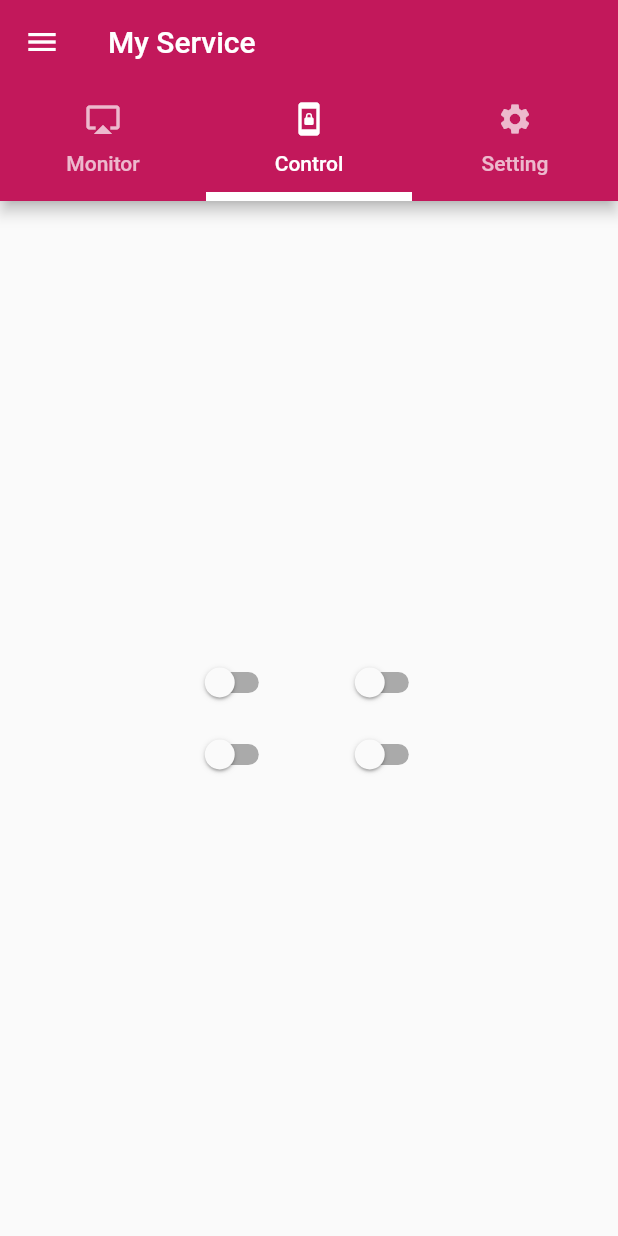
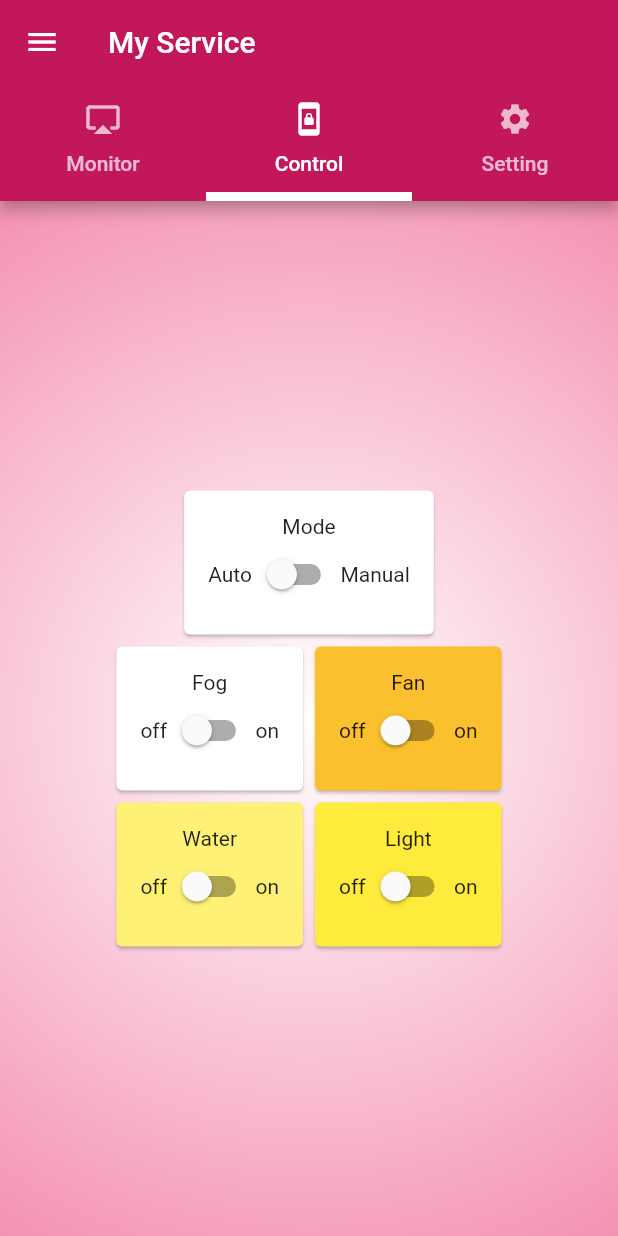
Before and after one commit to SupawadeeMakon/PiwMushRoom, a Flutter app: the MyService screen opened directly, tab 2 chosen, on a phone screen of 412 x 824 dp. Run offline on Flutter 3.47's test engine with Material 2 defaults, Android fonts, the light colour scheme and no system bars; our stand-ins replace firebase_auth; accounts and stored records are empty.

Commit message:
Design UI control Success

```diff
--- a/lib/widget/control.dart
+++ b/lib/widget/control.dart
@@ -7,18 +7,160 @@
 
 class _ControlState extends State<Control> {
   //Field
-  bool modeBool = false;
+  bool modeBool = false,
+      fogBool = false,
+      fanBool = false,
+      waterBool = false,
+      lightBool = false;
 
   //Method
 
   Widget switchMode() {
     return Container(
-      width: 100.0,
-      child: Switch(
+      child: Card(
+        //ใส่กรอบให้switch
+        child: Container(
+          padding: EdgeInsets.all(16.0),
+          child: Column(
+            //เรียงตัวจากบนลงล่าง
+            children: <Widget>[
+              Text('Mode'),
+              Row(
+                //เรียงตัวซ้ายไปขวา
+                children: <Widget>[
+                  Text('Auto'),
+                  Switch(
                     value: modeBool,
                     onChanged: (bool value) {
                       changeBool(value);
                     },
+                  ),
+                  Text('Manual')
+                ],
+              ),
+            ],
+          ),
+        ),
+      ),
+    );
+  }
+
+  Widget switchFog() {
+    return Container(
+      child: Card(
+        //ใส่กรอบให้switch
+        child: Container(
+          padding: EdgeInsets.all(16.0),
+          child: Column(
+            //เรียงตัวจากบนลงล่าง
+            children: <Widget>[
+              Text('Fog'),
+              Row(
+                //เรียงตัวซ้ายไปขวา
+                children: <Widget>[
+                  Text('off'),
+                  Switch(
+                    value: modeBool,
+                    onChanged: (bool value) {
+                      changeBool(value);
+                    },
+                  ),
+                  Text('on')
+                ],
+              ),
+            ],
+          ),
+        ),
+      ),
+    );
+  }
+
+  Widget switchFan() {
+    return Container(
+      child: Card(color: Colors.yellow.shade700,
+        //ใส่กรอบให้switch
+        child: Container(
+          padding: EdgeInsets.all(16.0),
+          child: Column(
+            //เรียงตัวจากบนลงล่าง
+            children: <Widget>[
+              Text('Fan'),
+              Row(
+                //เรียงตัวซ้ายไปขวา
+                children: <Widget>[
+                  Text('off'),
+                  Switch(
+                    value: modeBool,
+                    onChanged: (bool value) {
+                      changeBool(value);
+                    },
+                  ),
+                  Text('on')
+                ],
+              ),
+            ],
+          ),
+        ),
+      ),
+    );
+  }
+
+  Widget switchWater() {
+    return Container(
+      child: Card(color: Colors.yellow.shade300,
+        //ใส่กรอบให้switch
+        child: Container(
+          padding: EdgeInsets.all(16.0),
+          child: Column(
+            //เรียงตัวจากบนลงล่าง
+            children: <Widget>[
+              Text('Water'),
+              Row(
+                //เรียงตัวซ้ายไปขวา
+                children: <Widget>[
+                  Text('off'),
+                  Switch(
+                    value: modeBool,
+                    onChanged: (bool value) {
+                      changeBool(value);
+                    },
+                  ),
+                  Text('on')
+                ],
+              ),
+            ],
+          ),
+        ),
+      ),
+    );
+  }
+
+  Widget switchLight() {
+    return Container(
+      child: Card(color: Colors.yellow,
+        //ใส่กรอบให้switch
+        child: Container(
+          padding: EdgeInsets.all(16.0),
+          child: Column(
+            //เรียงตัวจากบนลงล่าง
+            children: <Widget>[
+              Text('Light'),
+              Row(
+                //เรียงตัวซ้ายไปขวา
+                children: <Widget>[
+                  Text('off'),
+                  Switch(
+                    value: modeBool,
+                    onChanged: (bool value) {
+                      changeBool(value);
+                    },
+                  ),
+                  Text('on')
+                ],
+              ),
+            ],
+          ),
+        ),
       ),
     );
   }
@@ -30,26 +172,41 @@
     });
   }
 
+  Widget modeRow() {
+    return Row(
+      mainAxisAlignment: MainAxisAlignment.center,
+      mainAxisSize: MainAxisSize.max,
+      children: <Widget>[switchMode()],
+    );
+  }
+
   Widget topRow() {
     return Row(
       mainAxisSize: MainAxisSize.min,
-      children: <Widget>[switchMode(), switchMode()],
+      children: <Widget>[switchFog(), switchFan()],
     );
   }
 
   Widget bottonRow() {
     return Row(
       mainAxisSize: MainAxisSize.min,
-      children: <Widget>[switchMode(), switchMode()],
+      children: <Widget>[switchWater(), switchLight()],
     );
   }
 
   @override
   Widget build(BuildContext context) {
-    return Center(
+    return Container(
+      decoration: BoxDecoration(//ใส่สีbackgroud
+          gradient: RadialGradient(
+        colors: [Colors.white, Colors.pink.shade200],
+        radius: 1.0,//การกระจายสี
+      )),
+      child: Center(
         child: Column(
           mainAxisSize: MainAxisSize.min,
-        children: <Widget>[topRow(), bottonRow()],
+          children: <Widget>[modeRow(), topRow(), bottonRow()],
+        ),
       ),
     );
   }
```
Lines whose indentation alone changed are shown as unchanged.
